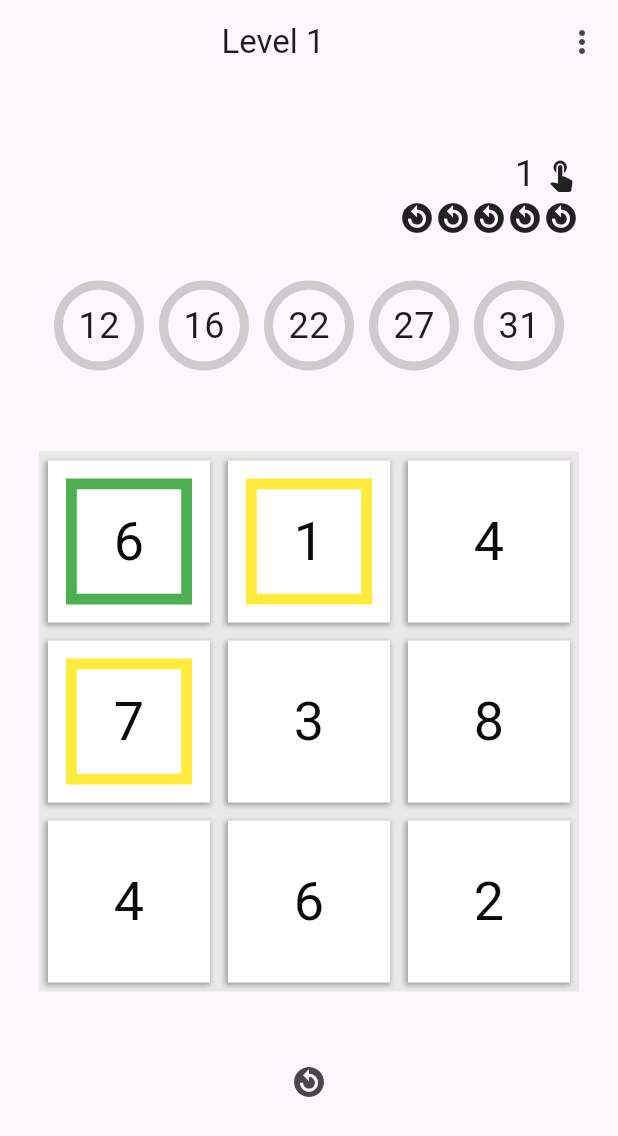
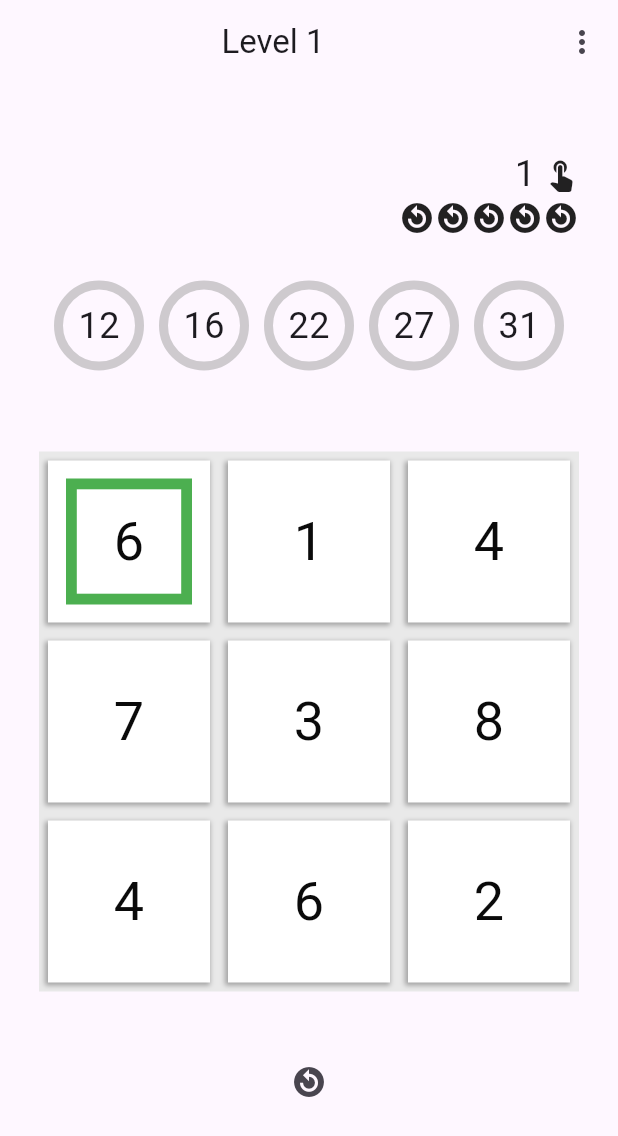
Before and after one commit to SamCentury1/numberCrush, a Flutter app: the screen it shows after launch, after a tap on an icon or button, on a phone screen of 412 x 824 dp. Shown: the top 1136 px of the screen. Run offline on Flutter 3.47's test engine with Material 3 defaults, Android fonts, the phone set to English and light mode, and no system bars.

Commit message:
starting to work on the plusminus widget

```diff
--- a/lib/providers/game_play_state.dart
+++ b/lib/providers/game_play_state.dart
@@ -92,9 +92,9 @@ class GamePlayState extends ChangeNotifier {
     notifyListeners();
   }
 
-  late String? _dragType = null;
-  String? get dragType => _dragType;
-  void setDragType(String? value) {
+  late Map<String, dynamic>? _dragType = null;
+  Map<String, dynamic>? get dragType => _dragType;
+  void setDragType(Map<String, dynamic>? value) {
     _dragType = value;
     notifyListeners();
   }
--- a/lib/screens/game_screen/components/tile_widget.dart
+++ b/lib/screens/game_screen/components/tile_widget.dart
@@ -19,7 +19,8 @@ class _TileWidgetState extends State<TileWidget> {
       if (tileObject['selected']) {
         res = Colors.green;
       } else if (tileObject['adjacent']) {
-        res = Colors.yellow;
+        // res = Colors.yellow;
+        res = Colors.white;
       } else {
         res = Colors.white;
       }
@@ -32,7 +33,7 @@ class _TileWidgetState extends State<TileWidget> {
   double getOpacity(GamePlayState gamePlayState, int index) {
     late double res = 1.0;
     if (gamePlayState.dragType != null) {
-      final String? action = gamePlayState.dragType;
+      final String action = gamePlayState.dragType!["action"];
       if (gamePlayState.dragStartTileIndex == index && action != "move") {
         res = ((gamePlayState.tileSize - gamePlayState.distanceToExecute) /
             gamePlayState.tileSize);
--- a/lib/screens/game_screen/game_screen.dart
+++ b/lib/screens/game_screen/game_screen.dart
@@ -5,6 +5,7 @@ import 'package:number_crush/functions/game_logic.dart';
 import 'package:number_crush/functions/helpers.dart';
 import 'package:number_crush/providers/game_play_state.dart';
 import 'package:number_crush/providers/settings_state.dart';
+import 'package:number_crush/screens/game_screen/components/plus_minus_widget.dart';
 import 'package:number_crush/screens/game_screen/components/tile_widget.dart';
 import 'package:provider/provider.dart';
 
@@ -63,6 +64,11 @@ class _GameScreenState extends State<GameScreen> {
       res.removeAt(draggedTileIndex!);
       Widget tile = TileWidget(index: draggedTileIndex!);
       res.add(tile);
+
+      if (gamePlayState.dragType != null) {
+        Widget plusMinus = PlusMinusWidget();
+        res.add(plusMinus);
+      }
     }
 
     return res;
```
Also changed, not shown: lib/functions/helpers.dart (+4 -4 lines), lib/screens/game_screen/components/plus_minus_widget.dart (added, +52 -0 lines).
